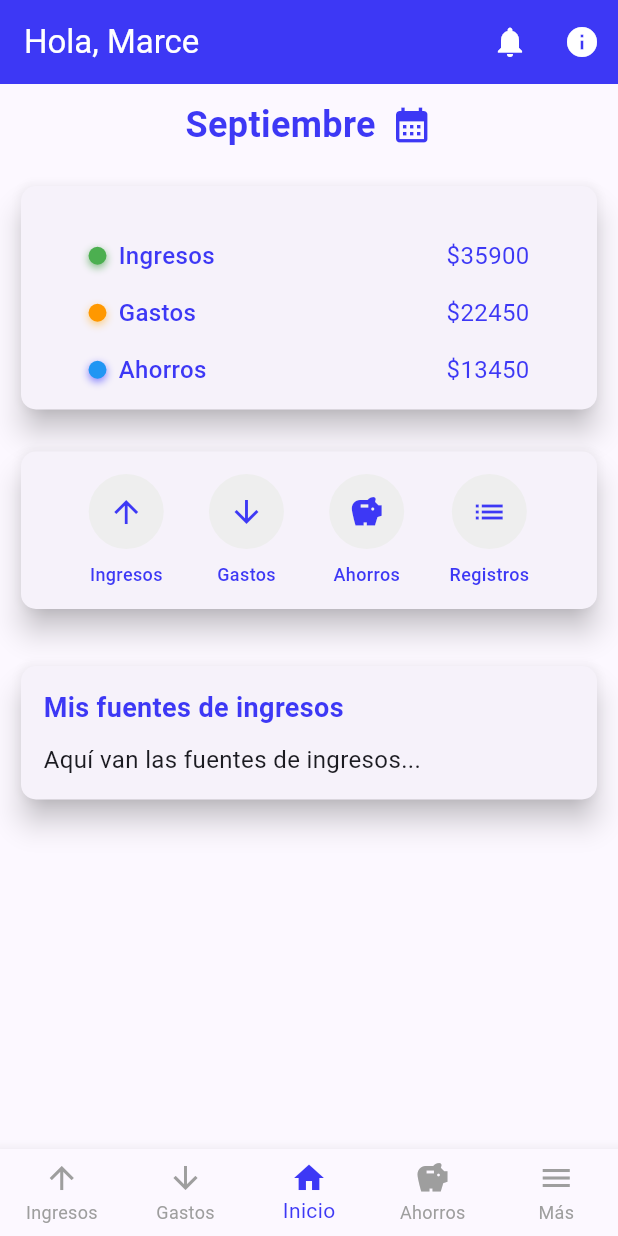
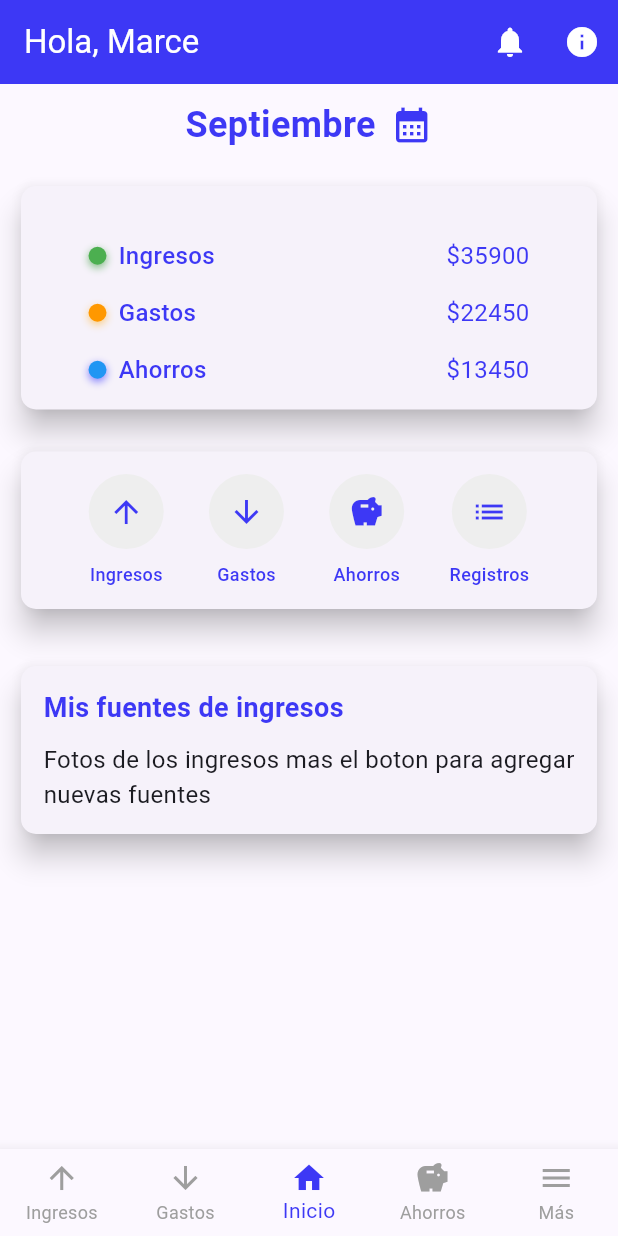
Before and after one commit to Marcee096/marnager, a Flutter app: the screen it shows after launch, on a phone screen of 412 x 824 dp. Run offline on Flutter 3.47's test engine with Material 3 defaults, Android fonts, the phone set to English and light mode, and no system bars.

Commit message:
ajuste de texto

```diff
--- a/lib/pages/home_page.dart
+++ b/lib/pages/home_page.dart
@@ -574,7 +574,7 @@ class _HomePageState extends State<HomePage> {
             const SizedBox(height: 10.0),
             // Aquí puedes agregar una lista o gráficos de las fuentes de ingresos
             const Text(
-              'Aquí van las fuentes de ingresos...',
+              'Fotos de los ingresos mas el boton para agregar nuevas fuentes',
               style: TextStyle(fontSize: 16.0),
             ),
           ],
```
